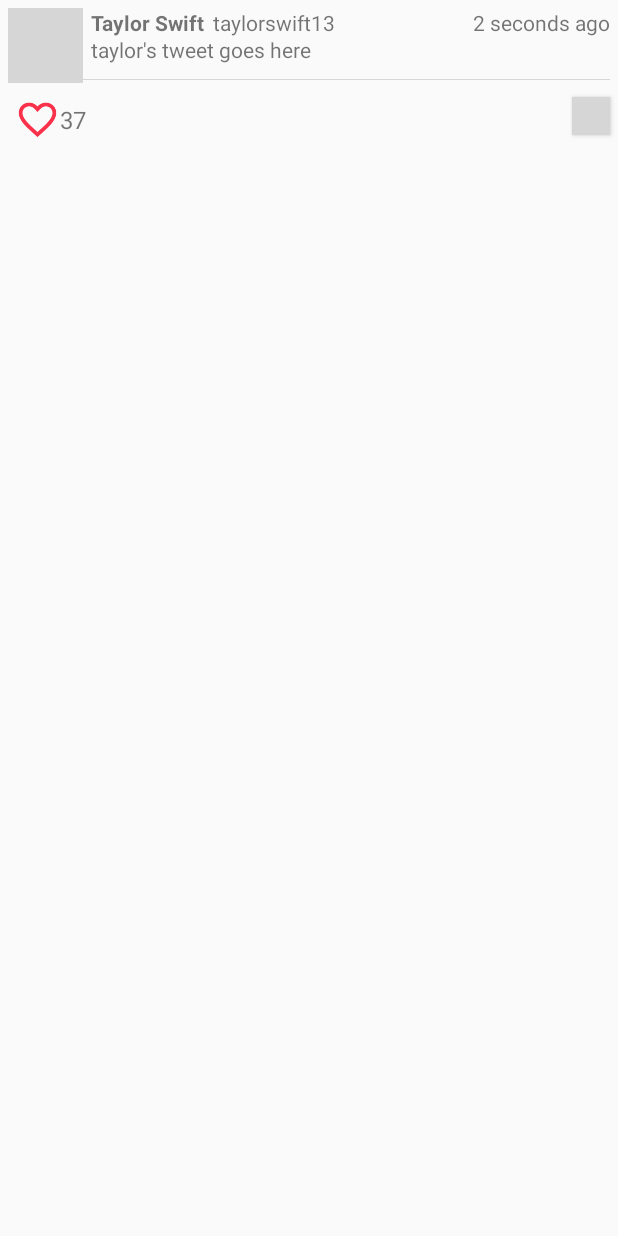
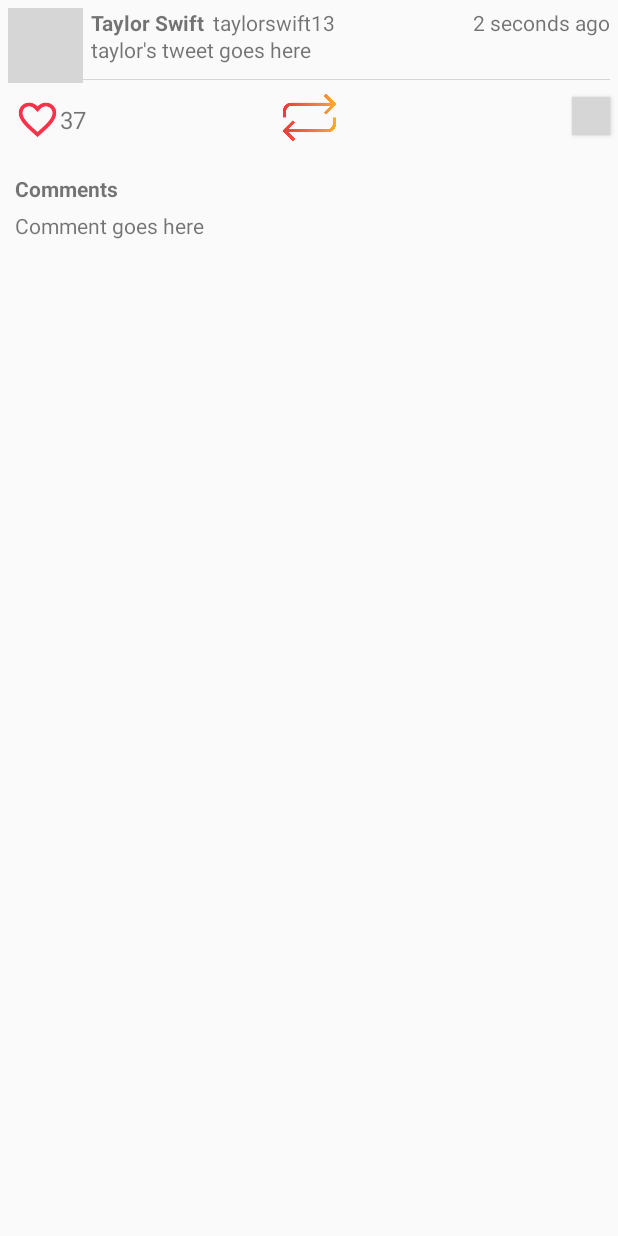
Before and after one commit to alishadnaidu/SimpleTweet, an Android app: the layout tweets_details_activity.xml on its own in the app's theme, with its tools: preview values and no code run, on a phone screen of 412 x 824 dp. Run offline under Robolectric (Android 15) with nearby library versions, the phone set to English and light mode, and no system bars; grey boxes are pictures that could not be loaded.

Commit message:
Added commenting functionality on the tweet details page

```diff
--- a/app/src/main/java/com/codepath/apps/restclienttemplate/TweetsDetailsActivity.java
+++ b/app/src/main/java/com/codepath/apps/restclienttemplate/TweetsDetailsActivity.java
@@ -6,6 +6,7 @@ import android.os.Bundle;
 import android.util.Log;
 import android.view.View;
 import android.widget.Button;
+import android.widget.EditText;
 import android.widget.ImageView;
 import android.widget.RatingBar;
 import android.widget.TextView;
@@ -28,6 +29,8 @@ public class TweetsDetailsActivity extends AppCompatActivity {
     ImageView tweetImageDetails;
     TextView relativeTimestampDetails;
     TextView tvLikeCount;
+    EditText etRetweet;
+    TextView tvComments;
 
     public Integer likes;
     boolean isPlay = false;
@@ -45,9 +48,13 @@ public class TweetsDetailsActivity extends AppCompatActivity {
         ivProfileImageDetails = (ImageView) findViewById(R.id.ivProfileImageDetails);
         tweetImageDetails = (ImageView) findViewById(R.id.tweetImageDetails);
         relativeTimestampDetails = (TextView) findViewById(R.id.relativeTimestampDetails);
+        tvLikeCount = (TextView) findViewById(R.id.tvLikeCount);
+        etRetweet = (EditText) findViewById(R.id.etRetweet);
+        tvComments = (TextView) findViewById(R.id.tvComments);
         final Button likeButton = (Button) findViewById(R.id.likeButton);
         final Button shareButton = (Button) findViewById(R.id.shareButton);
-        tvLikeCount = (TextView) findViewById(R.id.tvLikeCount);
+        final Button retweetButton = (Button) findViewById(R.id.retweetButton);
+        final Button replyButton = (Button) findViewById(R.id.replyButton);
 
         // set all the views to be the corresponding tweet or user content/media
         tvScreenNameDetails.setText(tweet.getUser().getName());
@@ -89,5 +96,33 @@ public class TweetsDetailsActivity extends AppCompatActivity {
                 startActivity(Intent.createChooser(sharingIntent, "Share via"));
             }
         });
+
+        // when retweet button is clicked, make the views for replying to comment visible
+        retweetButton.setOnClickListener(new View.OnClickListener() {
+            @Override
+            public void onClick(View view) {
+                //make etRetweet and replyButton visible
+                etRetweet.setVisibility(view.VISIBLE);
+                replyButton.setVisibility(view.VISIBLE);
+                //make text in etRetweet to be @username
+                etRetweet.setHint("Compose your reply here...");
+                etRetweet.setText("@" + tweet.getUser().getScreenName());
+            }
+        });
+
+        // when the comment reply button is clicked, make the comment views invisible and
+        // publish the comment on the same page
+        replyButton.setOnClickListener(new View.OnClickListener() {
+            @Override
+            public void onClick(View view) {
+                //make etRetweet and replyButton invisible
+                etRetweet.setVisibility(view.INVISIBLE);
+                replyButton.setVisibility(view.INVISIBLE);
+                String replyContent = etRetweet.getText().toString();
+                //set tvComments text to be tweetContent below
+                tvComments.setText(replyContent);
+                tvComments.setVisibility(view.VISIBLE);
+            }
+        });
     }
 }
--- a/app/src/main/res/layout/tweets_details_activity.xml
+++ b/app/src/main/res/layout/tweets_details_activity.xml
@@ -110,4 +110,65 @@
         android:foreground="?android:attr/selectableItemBackground"
         android:background="@drawable/share" />
 
+    <Button
+        android:id="@+id/retweetButton"
+        android:layout_width="35dp"
+        android:layout_height="35dp"
+        android:layout_below="@+id/tweetImageDetails"
+        android:layout_marginTop="7dp"
+        android:layout_marginEnd="157dp"
+        android:layout_toStartOf="@+id/shareButton"
+        android:background="@drawable/exchange"
+        android:foreground="?android:attr/selectableItemBackground" />
+
+    <com.google.android.material.textfield.TextInputLayout
+        android:layout_width="333dp"
+        android:layout_height="wrap_content"
+        android:layout_alignParentStart="true"
+        android:layout_alignParentBottom="true"
+        android:layout_centerHorizontal="true"
+        android:layout_marginStart="39dp"
+        android:layout_marginBottom="44dp">
+
+        <com.google.android.material.textfield.TextInputEditText
+            android:id="@+id/etRetweet"
+            android:layout_width="match_parent"
+            android:layout_height="71dp"
+            android:textSize="14sp"
+            android:visibility="invisible"/>
+    </com.google.android.material.textfield.TextInputLayout>
+
+    <TextView
+        android:id="@+id/replyTitle"
+        android:layout_width="wrap_content"
+        android:layout_height="wrap_content"
+        android:layout_below="@+id/retweetButton"
+        android:layout_alignParentStart="true"
+        android:layout_marginStart="10dp"
+        android:layout_marginTop="20dp"
+        android:text="Comments"
+        android:textStyle="bold" />
+
+    <TextView
+        android:id="@+id/tvComments"
+        android:layout_width="wrap_content"
+        android:layout_height="wrap_content"
+        android:layout_below="@+id/replyTitle"
+        android:layout_alignParentStart="true"
+        android:layout_marginStart="10dp"
+        android:layout_marginTop="5dp"
+        tools:text="Comment goes here" />
+
+    <Button
+        android:id="@+id/replyButton"
+        android:layout_width="50dp"
+        android:layout_height="39dp"
+        android:layout_alignParentEnd="true"
+        android:layout_alignParentBottom="true"
+        android:layout_marginEnd="5dp"
+        android:layout_marginBottom="5dp"
+        android:visibility="gone"
+        android:foreground="?android:attr/selectableItemBackground"
+        android:background="@drawable/reply_message" />
+
 </RelativeLayout>
```
Also changed, not shown: app/src/main/res/drawable/exchange.png (added), app/src/main/res/drawable/reply_message.png (added).
